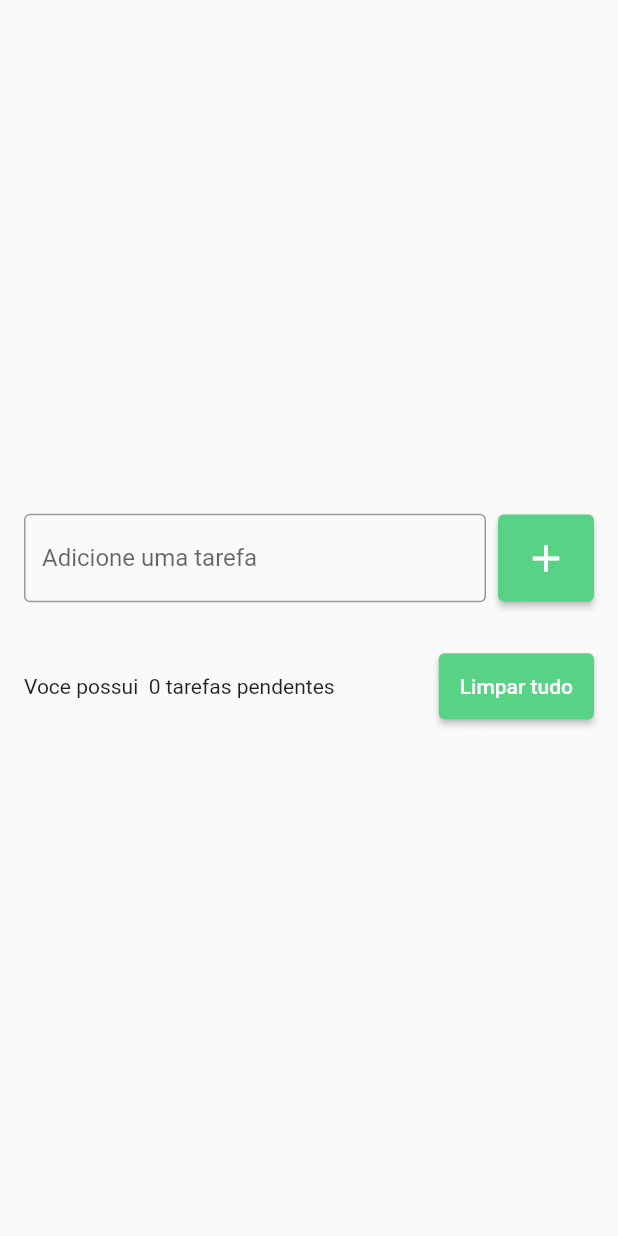
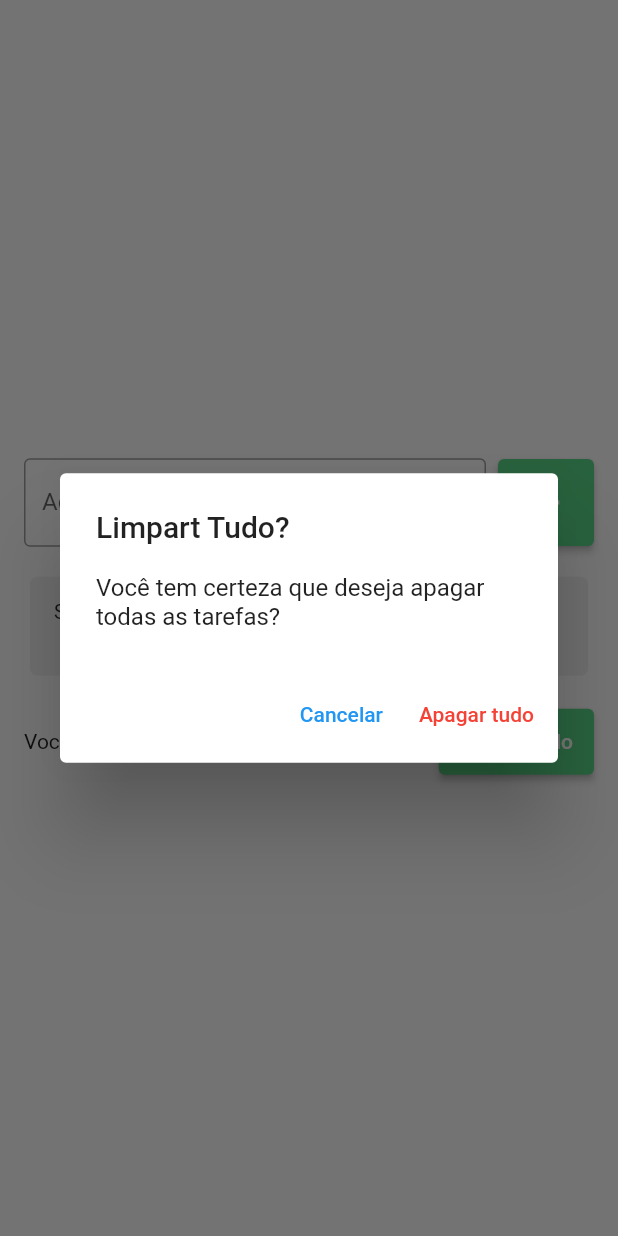
Before and after one commit to CarlosEduEstanislau/flutter_application_1, a Flutter app: the screen it shows after launch, after a tap on the "add" icon, after a tap on "Limpar tudo", on a phone screen of 412 x 824 dp. Run offline on Flutter 3.47's test engine with Material 2 defaults, Android fonts, the phone set to English and light mode, and no system bars; drawn by our look-alikes of flutter_slidable.

Commit message:
Implementação de limpar tudo e limpar peça a peça

```diff
--- a/lib/Pages/todo_list_page.dart
+++ b/lib/Pages/todo_list_page.dart
@@ -1,4 +1,5 @@
 import 'package:flutter/material.dart';
+import 'package:flutter_application_1/models/todo.dart';
 
 import '../widgets/todo_list_Item.dart';
 
@@ -12,7 +13,9 @@ class TodoListPage extends StatefulWidget {
 class _TodoListPageState extends State<TodoListPage> {
   final TextEditingController todoController = TextEditingController();
 
-  List<String> todos = [];
+  List<Todo> todos = [];
+  Todo? deletedTodo;
+  int? deletedTodoPos;
 
   @override
   Widget build(BuildContext context) {
@@ -43,7 +46,9 @@ class _TodoListPageState extends State<TodoListPage> {
                       onPressed: () {
                         String text = todoController.text;
                         setState(() {
-                          todos.add(text);
+                          Todo newTodo =
+                              Todo(title: text, dateTime: DateTime.now());
+                          todos.add(newTodo);
                         });
                         todoController.clear();
                       },
@@ -65,9 +70,10 @@ class _TodoListPageState extends State<TodoListPage> {
                   child: ListView(
                     shrinkWrap: true,
                     children: [
-                      for (String todo in todos)
+                      for (Todo todo in todos)
                         TodoListItem(
-                          title: todo,
+                          todo: todo,
+                          onDelete: onDelete,
                         ),
                     ],
                   ),
@@ -83,11 +89,7 @@ class _TodoListPageState extends State<TodoListPage> {
                     ),
                     SizedBox(width: 18),
                     ElevatedButton(
-                      onPressed: () {
-                        setState(() {
-                          todos.clear();
-                        });
-                      },
+                      onPressed: ShowDeletedTodosConfimationDialog,
                       style: ElevatedButton.styleFrom(
                         primary: Color(0xff58d385),
                         padding: EdgeInsets.all(14),
@@ -103,4 +105,66 @@ class _TodoListPageState extends State<TodoListPage> {
       ),
     );
   }
+
+  void onDelete(Todo todo) {
+    deletedTodo = todo;
+    deletedTodoPos = todos.indexOf(todo);
+
+    setState(() {
+      todos.remove(todo);
+    });
+
+    ScaffoldMessenger.of(context).clearSnackBars();
+
+    ScaffoldMessenger.of(context).showSnackBar(SnackBar(
+      content: Text(
+        'Tarefa ${todo.title} foi removida com sucesso!',
+        style: TextStyle(
+          color: Colors.black,
+        ),
+      ),
+      backgroundColor: Colors.white,
+      action: SnackBarAction(
+        label: 'Desfazer',
+        onPressed: () {
+          setState(() {
+            todos.insert(deletedTodoPos!, deletedTodo!);
+          });
+        },
+      ),
+    ));
+  }
+
+  // ignore: non_constant_identifier_names
+  void ShowDeletedTodosConfimationDialog() {
+    showDialog(
+      context: context,
+      builder: (context) => AlertDialog(
+        title: Text('Limpart Tudo?'),
+        content: Text('Você tem certeza que deseja apagar todas as tarefas?'),
+        actions: [
+          TextButton(
+            onPressed: () {
+              Navigator.of(context).pop();
+            },
+            style: TextButton.styleFrom(),
+            child: Text('Cancelar'),
+          ),
+          TextButton(
+              onPressed: () {
+                Navigator.of(context).pop();
+                deleteAllTodos();
+              },
+              style: TextButton.styleFrom(primary: Colors.red),
+              child: Text('Apagar tudo')),
+        ],
+      ),
+    );
+  }
+
+  void deleteAllTodos() {
+    setState(() {
+      todos.clear();
+    });
+  }
 }
--- /dev/null
+++ b/lib/models/todo.dart
@@ -0,0 +1,6 @@
+class Todo {
+  Todo({required this.title, required this.dateTime});
+
+  String title;
+  DateTime dateTime;
+}
--- a/lib/widgets/todo_list_Item.dart
+++ b/lib/widgets/todo_list_Item.dart
@@ -1,29 +1,54 @@
 // ignore_for_file: file_names
 import 'package:flutter/material.dart';
+import 'package:flutter_slidable/flutter_slidable.dart';
+import 'package:intl/intl.dart';
+
+import '../models/todo.dart';
 
 class TodoListItem extends StatelessWidget {
-  const TodoListItem({Key? key, required this.title}) : super(key: key);
+  const TodoListItem({
+    Key? key,
+    required this.todo,
+    required this.onDelete,
+  }) : super(key: key);
 
-  final String title;
+  final Todo todo;
+  final Function(Todo) onDelete;
 
   @override
   Widget build(BuildContext context) {
-    return Container(
+    return Padding(
+      padding: const EdgeInsets.all(4.0),
+      child: Slidable(
+        actionPane: const SlidableStrechActionPane(),
+        actionExtentRatio: 0.2,
+        secondaryActions: [
+          IconSlideAction(
+            color: Colors.red,
+            icon: Icons.delete,
+            caption: 'Deletar',
+            onTap: () {
+              onDelete(todo);
+            },
+          )
+        ],
+        child: Container(
           decoration: BoxDecoration(
             borderRadius: BorderRadius.circular(5),
             color: Colors.grey[200],
           ),
-      padding: const EdgeInsets.all(16),
-      margin: const EdgeInsets.symmetric(vertical: 4.0),
+          padding: EdgeInsets.all(16),
           child: Column(
-        crossAxisAlignment: CrossAxisAlignment.start,
+            crossAxisAlignment: CrossAxisAlignment.stretch,
             children: [
               Text(
-            'a',
-            style: TextStyle(fontSize: 13),
+                DateFormat.MMMEd().format(todo.dateTime),
+                style: TextStyle(
+                  fontSize: 13,
+                ),
               ),
               Text(
-            title,
+                todo.title,
                 style: TextStyle(
                   fontSize: 16,
                   fontWeight: FontWeight.bold,
@@ -31,6 +56,8 @@ class TodoListItem extends StatelessWidget {
               ),
             ],
           ),
+        ),
+      ),
     );
   }
 }
--- a/pubspec.yaml
+++ b/pubspec.yaml
@@ -34,6 +34,8 @@ dependencies:
   # The following adds the Cupertino Icons font to your application.
   # Use with the CupertinoIcons class for iOS style icons.
   cupertino_icons: ^1.0.2
+  intl:
+  flutter_slidable: ^0.6.0
 
 dev_dependencies:
   flutter_test:
```
Also changed, not shown: pubspec.lock. Lines whose indentation alone changed are shown as unchanged.
